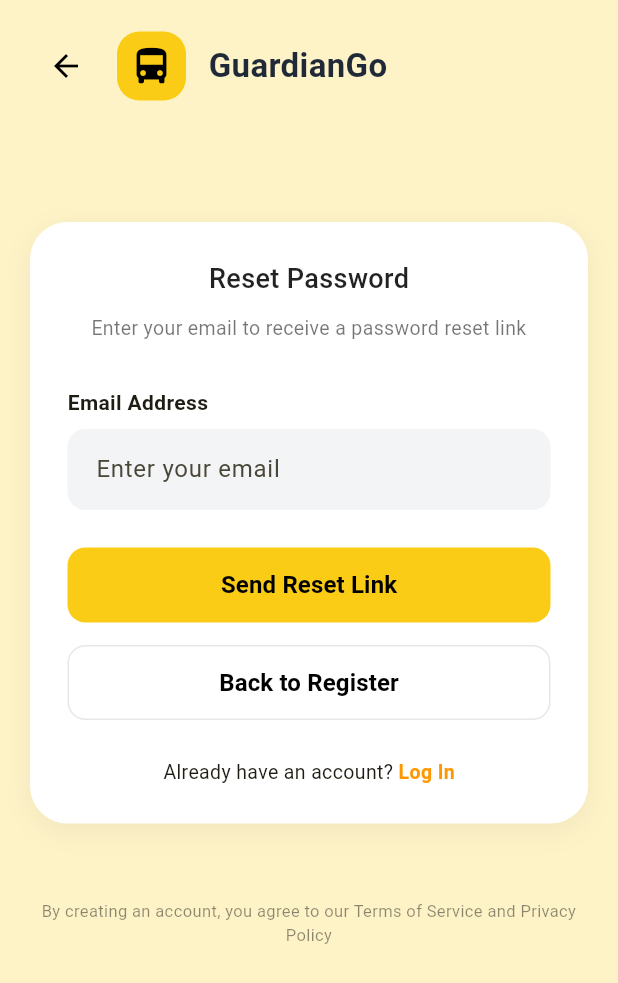
After one commit to Chathunka0723/guardiango, a Flutter app: the ResetPasswordScreen screen opened directly, on a phone screen of 412 x 824 dp. The commit adds this screen. Shown: the top 983 px of the screen. Run offline on Flutter 3.47's test engine with Material 3 defaults, Android fonts, the phone set to English and light mode, and no system bars; our stand-ins replace supabase_flutter; accounts and stored records are empty.

Commit message:
add forgot button in registration page and add forgot passsword page ,navigate parent login and driver login

```diff
--- a/guardiango_app_flutter/lib/driver_login.dart
+++ b/guardiango_app_flutter/lib/driver_login.dart
@@ -135,6 +135,27 @@ class _DriverLoginState extends State<DriverLogin> {
                         ),
                       ),
                     ),
+                    const SizedBox(height: 15),
+
+                    // Forgot Password Link
+                    // Forgot Password Link
+                    Align(
+                    alignment: Alignment.center,
+                    child: GestureDetector(
+                      onTap: () {
+                        /*Navigator.push(
+                          context,
+                          MaterialPageRoute(
+                              builder: (context) => const ResetPasswordScreen()),
+                        );*/
+                      },
+                      child: const Text(
+                        'Forgot Password?',
+                        style: TextStyle(color: Colors.orange),
+                      ),
+                    ),
+                  ),
+                  const SizedBox(height: 10),
 
                     // Sign Up Link
                     Row(
--- /dev/null
+++ b/guardiango_app_flutter/lib/forgot_password.dart
@@ -0,0 +1,199 @@
+import 'package:flutter/material.dart';
+
+class ResetPasswordScreen extends StatelessWidget {
+  const ResetPasswordScreen({super.key});
+
+  @override
+  Widget build(BuildContext context) {
+    return Scaffold(
+      // 1. පසුබිම් වර්ණය (Cream/Light Yellow)
+      backgroundColor: const Color(0xFFFEF3C7),
+      body: SafeArea(
+        child: SingleChildScrollView(
+          child: Padding(
+            padding: const EdgeInsets.symmetric(horizontal: 20.0),
+            child: Column(
+              crossAxisAlignment: CrossAxisAlignment.start,
+              children: [
+                const SizedBox(height: 20),
+
+                // 2. Back Button සහ Logo
+                Row(
+                  children: [
+                    IconButton(
+                      icon: const Icon(Icons.arrow_back, color: Colors.black),
+                      onPressed: () => Navigator.pop(context),
+                    ),
+                    const SizedBox(width: 10),
+                    Container(
+                      padding: const EdgeInsets.all(8),
+                      decoration: BoxDecoration(
+                        color: const Color(0xFFFACC15), // Yellow box for icon
+                        borderRadius: BorderRadius.circular(15),
+                      ),
+                      child: const Icon(Icons.directions_bus, color: Colors.black, size: 30),
+                    ),
+                    const SizedBox(width: 15),
+                    const Text(
+                      'GuardianGo',
+                      style: TextStyle(
+                        fontSize: 22,
+                        fontWeight: FontWeight.bold,
+                        color: Color(0xFF1F2937),
+                      ),
+                    ),
+                  ],
+                ),
+
+                const SizedBox(height: 80),
+
+                // 3. Reset Password Card
+                Container(
+                  width: double.infinity,
+                  padding: const EdgeInsets.all(25),
+                  decoration: BoxDecoration(
+                    color: Colors.white,
+                    borderRadius: BorderRadius.circular(25),
+                    boxShadow: [
+                      BoxShadow(
+                        color: Colors.black.withOpacity(0.05),
+                        blurRadius: 15,
+                        offset: const Offset(0, 5),
+                      ),
+                    ],
+                  ),
+                  child: Column(
+                    children: [
+                      const Text(
+                        'Reset Password',
+                        style: TextStyle(
+                          fontSize: 18,
+                          fontWeight: FontWeight.w500,
+                          color: Colors.black87,
+                        ),
+                      ),
+                      const SizedBox(height: 10),
+                      const Text(
+                        'Enter your email to receive a password reset link',
+                        textAlign: TextAlign.center,
+                        style: TextStyle(fontSize: 13, color: Colors.black54),
+                      ),
+                      const SizedBox(height: 30),
+
+                      // Email Field
+                      const Align(
+                        alignment: Alignment.centerLeft,
+                        child: Text(
+                          'Email Address',
+                          style: TextStyle(fontWeight: FontWeight.bold, fontSize: 14),
+                        ),
+                      ),
+                      const SizedBox(height: 8),
+                      TextField(
+                        decoration: InputDecoration(
+                          hintText: 'Enter your email',
+                          filled: true,
+                          fillColor: const Color(0xFFF3F4F6),
+                          border: OutlineInputBorder(
+                            borderRadius: BorderRadius.circular(12),
+                            borderSide: BorderSide.none,
+                          ),
+                          contentPadding: const EdgeInsets.symmetric(horizontal: 15, vertical: 15),
+                        ),
+                      ),
+                      const SizedBox(height: 25),
+
+                      // Send Reset Link Button
+                      SizedBox(
+                        width: double.infinity,
+                        height: 50,
+                        child: ElevatedButton(
+                          onPressed: () {
+                            // Link එක යැවීමට අවශ්‍ය logic එක මෙතැනට
+                          },
+                          style: ElevatedButton.styleFrom(
+                            backgroundColor: const Color(0xFFFACC15),
+                            shape: RoundedRectangleBorder(
+                              borderRadius: BorderRadius.circular(12),
+                            ),
+                            elevation: 0,
+                          ),
+                          child: const Text(
+                            'Send Reset Link',
+                            style: TextStyle(
+                              color: Colors.black,
+                              fontWeight: FontWeight.bold,
+                              fontSize: 16,
+                            ),
+                          ),
+                        ),
+                      ),
+                      const SizedBox(height: 15),
+
+                      // Back to Register Button
+                      SizedBox(
+                        width: double.infinity,
+                        height: 50,
+                        child: OutlinedButton(
+                          onPressed: () {
+                            // Register screen එකට යාමට
+                          },
+                          style: OutlinedButton.styleFrom(
+                            side: const BorderSide(color: Color(0xFFE5E7EB)),
+                            shape: RoundedRectangleBorder(
+                              borderRadius: BorderRadius.circular(12),
+                            ),
+                          ),
+                          child: const Text(
+                            'Back to Register',
+                            style: TextStyle(
+                              color: Colors.black,
+                              fontWeight: FontWeight.bold,
+                              fontSize: 16,
+                            ),
+                          ),
+                        ),
+                      ),
+                      const SizedBox(height: 25),
+
+                      // Login Link
+                      Row(
+                        mainAxisAlignment: MainAxisAlignment.center,
+                        children: [
+                          const Text('Already have an account? ', style: TextStyle(fontSize: 13)),
+                          GestureDetector(
+                            onTap: () => Navigator.pop(context),
+                            child: const Text(
+                              'Log In',
+                              style: TextStyle(
+                                color: Colors.orange,
+                                fontWeight: FontWeight.bold,
+                                fontSize: 13,
+                              ),
+                            ),
+                          ),
+                        ],
+                      ),
+                    ],
+                  ),
+                ),
+
+                const SizedBox(height: 50),
+
+                // 4. Footer Text
+                const Center(
+                  child: Text(
+                    'By creating an account, you agree to our Terms of Service and Privacy Policy',
+                    textAlign: TextAlign.center,
+                    style: TextStyle(fontSize: 11, color: Colors.black45),
+                  ),
+                ),
+                const SizedBox(height: 20),
+              ],
+            ),
+          ),
+        ),
+      ),
+    );
+  }
+}
--- a/guardiango_app_flutter/lib/parent_login.dart
+++ b/guardiango_app_flutter/lib/parent_login.dart
@@ -1,4 +1,5 @@
 import 'package:flutter/material.dart';
+import 'package:guardiango_app_flutter/forgot_password.dart';
 import 'package:guardiango_app_flutter/parent_home.dart';
 import 'package:guardiango_app_flutter/parent_register.dart';
 
@@ -145,6 +146,28 @@ class _ParentLoginState extends State<ParentLogin> {
                         ),
                       ),
                     ),
+                    const SizedBox(height: 15),
+
+                    // Forgot Password Link
+                    Align(
+                    alignment: Alignment.center,
+                    child: GestureDetector(
+                      onTap: () {
+                        Navigator.push(
+                          context,
+                          MaterialPageRoute(
+                              builder: (context) => const ResetPasswordScreen()),
+                        );
+                      },
+                      child: const Text(
+                        'Forgot Password?',
+                        style: TextStyle(color: Colors.orange),
+                      ),
+                    ),
+                  ),
+                  const SizedBox(height: 10),
+
+
 
                     // Sign Up Link
                     Row(
@@ -156,8 +179,7 @@ class _ParentLoginState extends State<ParentLogin> {
                             Navigator.pushReplacement(
                               context,
                               MaterialPageRoute(
-                                  builder: (context) =>
-                                      CreateParentAccountPage()),
+                                  builder: (context) => CreateParentAccountPage()),
                             );
                           },
                           child: const Text('Register',
--- a/guardiango_app_flutter/lib/parent_register.dart
+++ b/guardiango_app_flutter/lib/parent_register.dart
@@ -127,16 +127,6 @@ class CreateParentAccountPage extends StatelessWidget {
                       const SizedBox(height: 15),
 
                       Center(
-                        child: TextButton(
-                          onPressed: () {},
-                          child: const Text(
-                            "Forgot your password?",
-                            style: TextStyle(color: Colors.orange),
-                          ),
-                        ),
-                      ),
-
-                      Center(
                         child: Row(
                           mainAxisAlignment: MainAxisAlignment.center,
                           children: [
```
